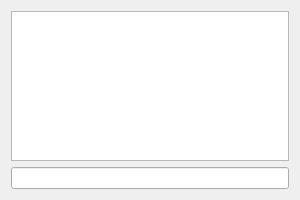
Qt form qw_client/gui/WidgetSendPrivMsg.ui (pcjpnet/qwired-suite) before a commit.
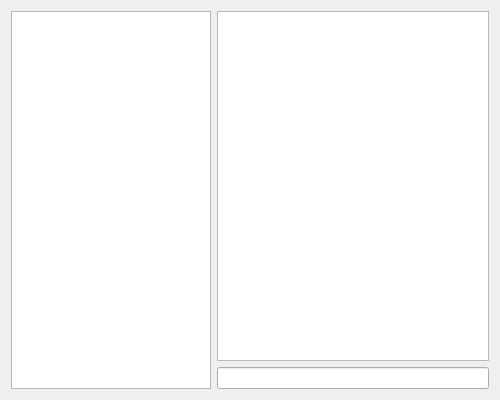
The same form after that commit.

Patch:
```diff
--- a/qw_client/gui/WidgetSendPrivMsg.ui
+++ b/qw_client/gui/WidgetSendPrivMsg.ui
@@ -6,13 +6,28 @@
    <rect>
     <x>0</x>
     <y>0</y>
-    <width>300</width>
-    <height>200</height>
+    <width>500</width>
+    <height>400</height>
    </rect>
   </property>
   <property name="windowTitle" >
    <string>Private Message</string>
   </property>
+  <layout class="QHBoxLayout" >
+   <item>
+    <widget class="QListWidget" name="fUsers" >
+     <property name="maximumSize" >
+      <size>
+       <width>200</width>
+       <height>16777215</height>
+      </size>
+     </property>
+     <property name="spacing" >
+      <number>1</number>
+     </property>
+    </widget>
+   </item>
+   <item>
   <layout class="QVBoxLayout" >
    <item>
     <widget class="QTextEdit" name="fMsg" >
@@ -25,9 +40,18 @@
     </widget>
    </item>
    <item>
-    <widget class="QLineEdit" name="fInput" />
-   </item>
-  </layout>
+      <widget class="QLineEdit" name="fInput" >
+       <property name="sizePolicy" >
+        <sizepolicy vsizetype="Fixed" hsizetype="Expanding" >
+         <horstretch>5</horstretch>
+         <verstretch>0</verstretch>
+        </sizepolicy>
+       </property>
+      </widget>
+     </item>
+    </layout>
+   </item>
+  </layout>
  </widget>
  <includes/>
  <resources/>
```
Left out of the diff: 8 changed lines with no effect on the pictures. Lines whose indentation alone changed are shown as unchanged.
